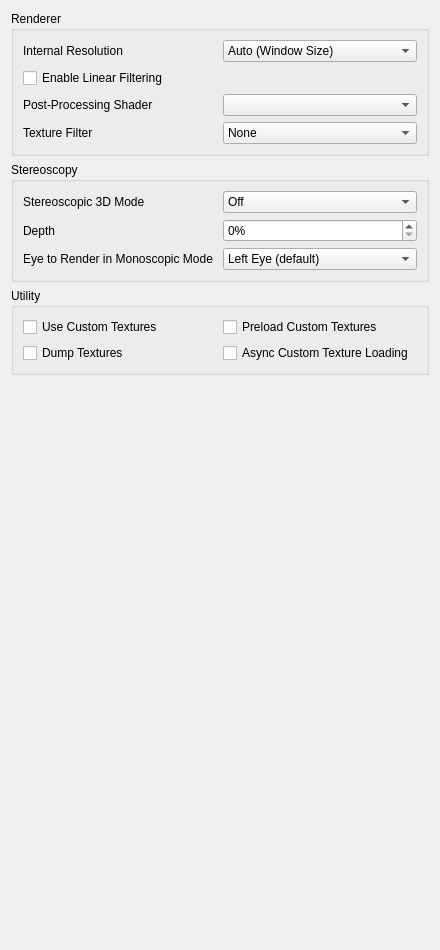
rtiangha/Lime3DS, file src/lime_qt/configuration/configure_enhancements.ui: the form before one commit.
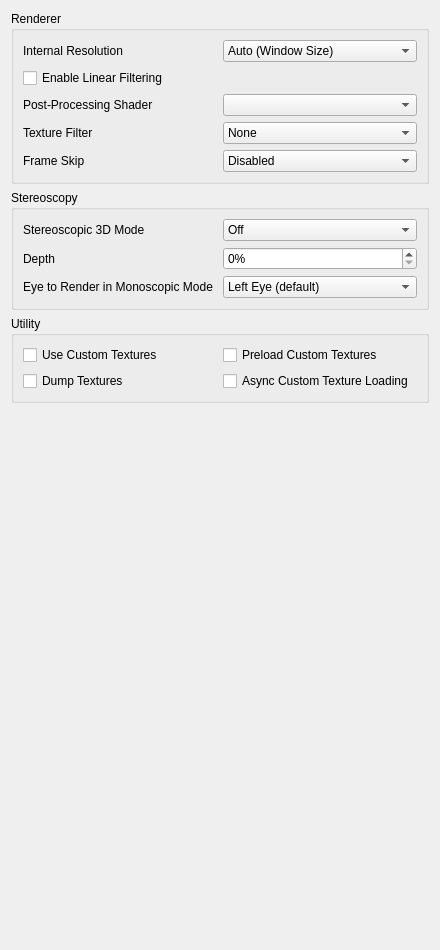
The form after the commit.

Commit message: video_core: Restore Frame Skip functionality

```diff
--- a/src/lime_qt/configuration/configure_enhancements.ui
+++ b/src/lime_qt/configuration/configure_enhancements.ui
@@ -204,6 +204,58 @@
         </layout>
        </widget>
       </item>
+      <item>
+       <widget class="QWidget" name="widget_frame_skip" native="true">
+        <layout class="QHBoxLayout" name="horizontalLayout_4">
+         <property name="leftMargin">
+          <number>0</number>
+         </property>
+         <property name="topMargin">
+          <number>0</number>
+         </property>
+         <property name="rightMargin">
+          <number>0</number>
+         </property>
+         <property name="bottomMargin">
+          <number>0</number>
+         </property>
+         <item>
+          <widget class="QLabel" name="frame_skip_label">
+           <property name="toolTip">
+            <string>&lt;html&gt;&lt;head/&gt;&lt;body&gt;&lt;p&gt;The number of frames to skip.&lt;/p&gt;&lt;p&gt;WARNING: Results may vary depending on using the Vulkan or OpenGL renderer. If set too high, the screen may not render at all. Use with caution.&lt;/p&gt;&lt;/body&gt;&lt;/html&gt;</string>
+           </property>
+           <property name="text">
+            <string>Frame Skip</string>
+           </property>
+          </widget>
+         </item>
+         <item>
+          <widget class="QComboBox" name="frame_skip_combobox">
+           <item>
+            <property name="text">
+             <string>Disabled</string>
+            </property>
+           </item>
+           <item>
+            <property name="text">
+             <string>x2</string>
+            </property>
+           </item>
+           <item>
+            <property name="text">
+             <string>x4</string>
+            </property>
+           </item>
+           <item>
+            <property name="text">
+             <string>x8</string>
+            </property>
+           </item>
+          </widget>
+         </item>
+        </layout>
+       </widget>
+      </item>
      </layout>
     </widget>
    </item>
@@ -214,7 +266,7 @@
      </property>
      <layout class="QVBoxLayout" name="verticalLayout_4">
       <item>
-       <layout class="QHBoxLayout" name="horizontalLayout_4">
+       <layout class="QHBoxLayout" name="horizontalLayout_5">
         <item>
          <widget class="QLabel" name="label_4">
           <property name="text">
@@ -254,7 +306,7 @@
        </layout>
       </item>
       <item>
-       <layout class="QHBoxLayout" name="horizontalLayout_5">
+       <layout class="QHBoxLayout" name="horizontalLayout_6">
         <item>
          <widget class="QLabel" name="label_3">
           <property name="text">
@@ -281,7 +333,7 @@
        </layout>
       </item>
       <item>
-       <layout class="QHBoxLayout" name="horizontalLayout_6">
+       <layout class="QHBoxLayout" name="horizontalLayout_7">
         <item>
          <widget class="QLabel" name="label_6">
           <property name="text">
```
Left out of the diff: 1 changed line with no effect on the pictures. The commit also changes 14 other files.
